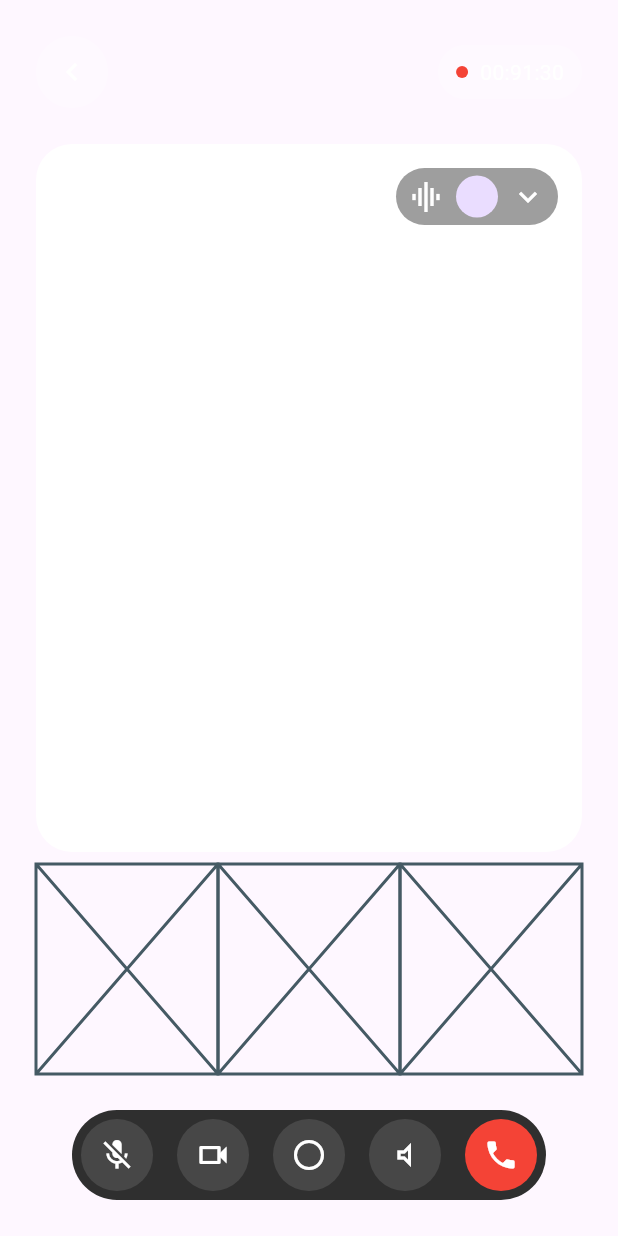
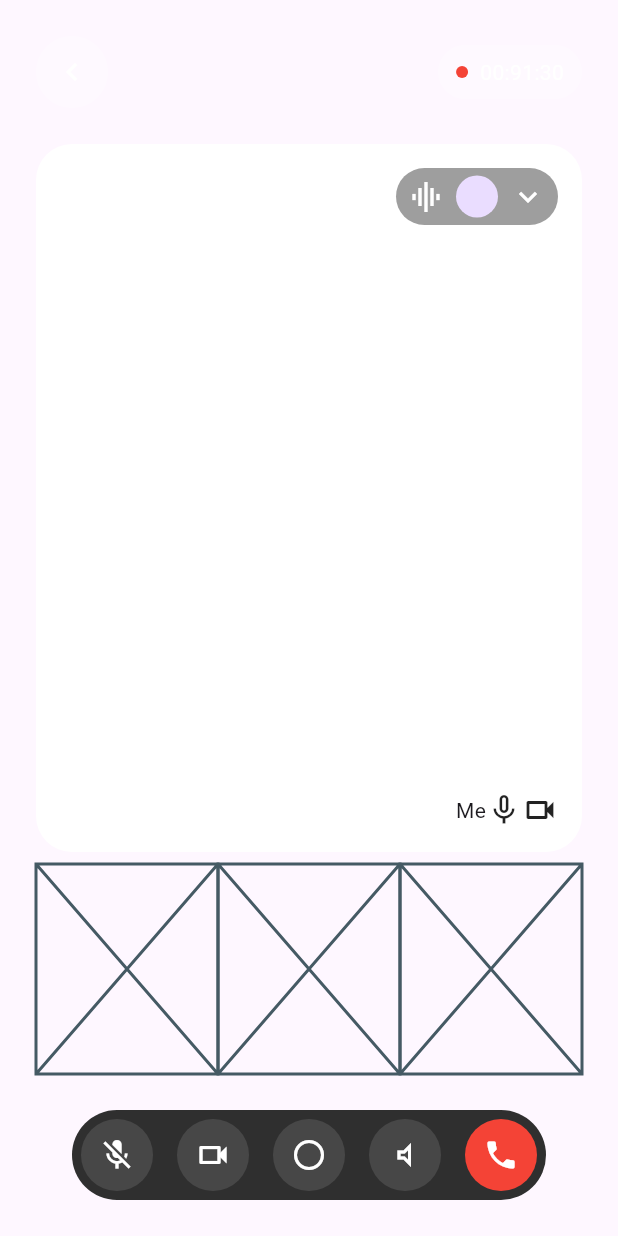
Before and after one commit to JAICHANGPARK/flutter_notebook_chapter_43, a Flutter app: the AiVideoDetailPage screen opened directly, on a phone screen of 412 x 824 dp. Run offline on Flutter 3.47's test engine with Material 3 defaults, Android fonts, the phone set to English and light mode, and no system bars; our stand-ins replace gap, hugeicons, percent_indicator.

Commit message:
Update ai_video_detail_page.dart

```diff
--- a/lib/ep2181_ai_video_chat_app/ui/ai_video_detail_page.dart
+++ b/lib/ep2181_ai_video_chat_app/ui/ai_video_detail_page.dart
@@ -102,7 +102,15 @@ class _AiVideoDetailPageState extends State<AiVideoDetailPage> {
                                 ),
                                 child: Row(
                                   children: [
-
+                                    Text(
+                                      "Me",
+                                    ),
+                                    Icon(
+                                      Icons.mic_none,
+                                    ),
+                                    Icon(
+                                      Icons.videocam_outlined,
+                                    ),
                                   ],
                                 ),
                               ),
```
